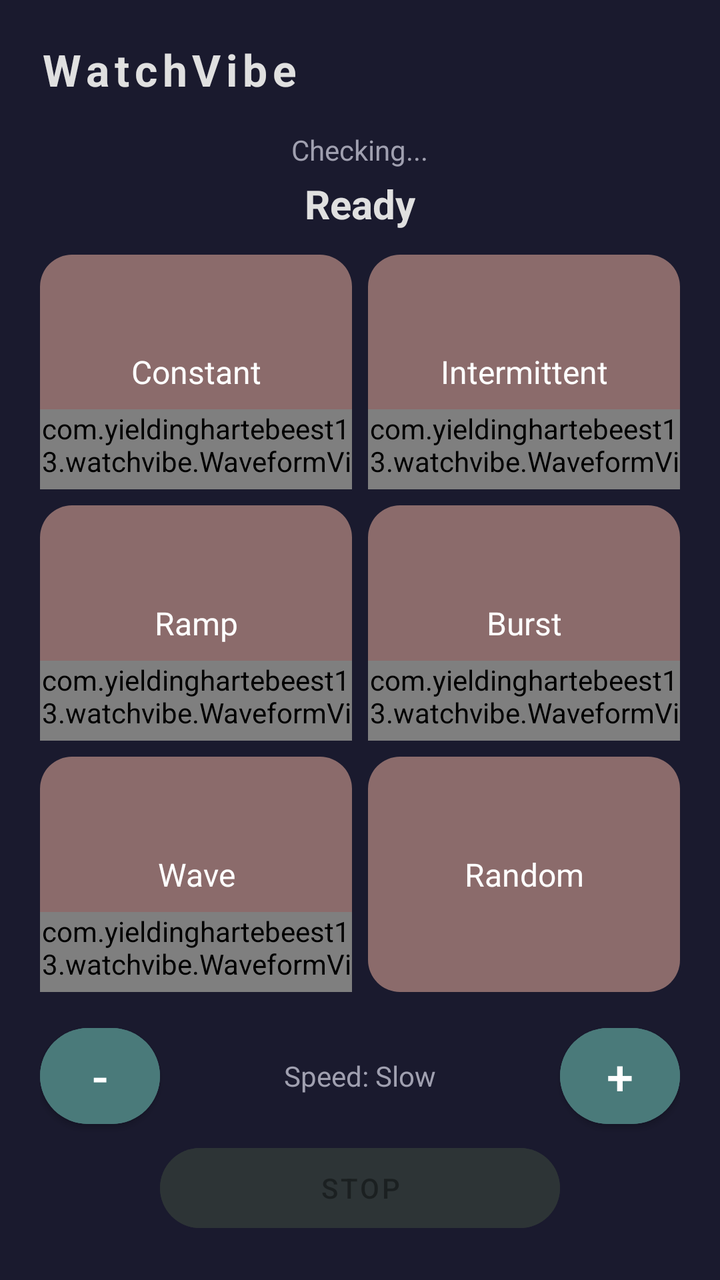
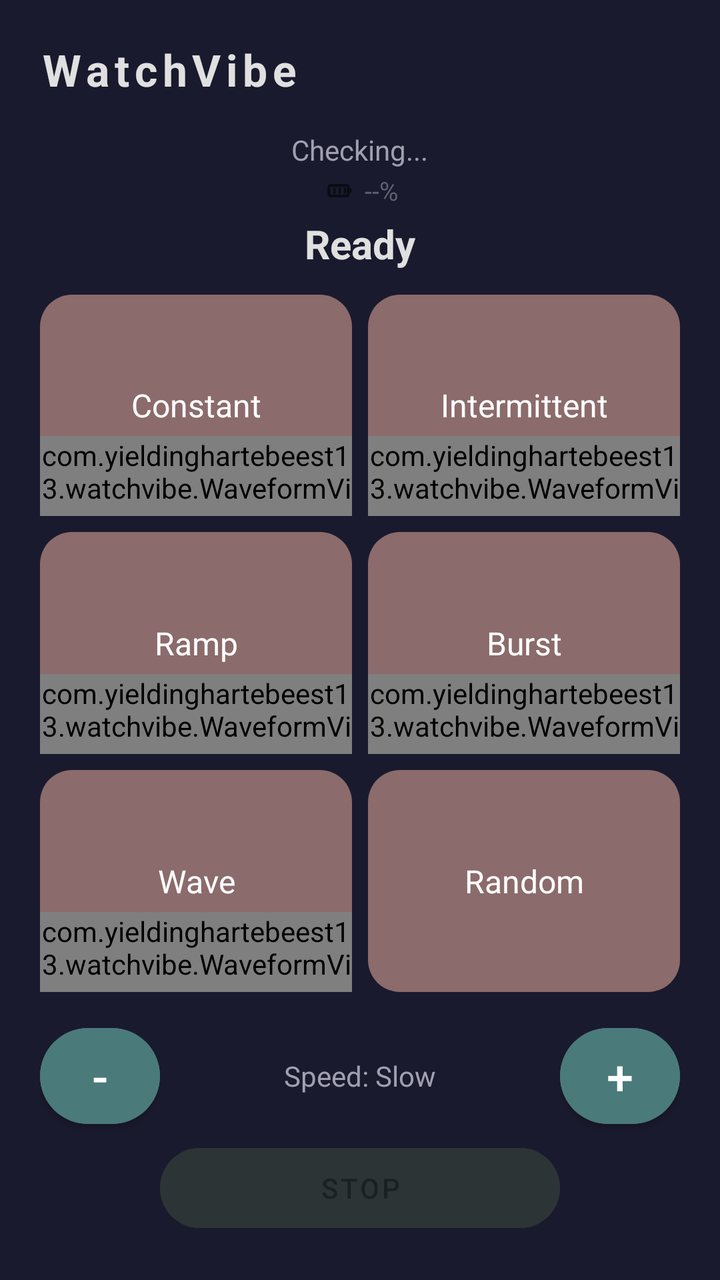

Screens rendered from an Android XML layout before and after an edit, with the pre-edit source and the edit as a unified diff.
<!-- AndroidManifest.xml: application theme Theme.WatchVibeControl -->
<!-- res/layout/activity_main.xml -->
<?xml version="1.0" encoding="utf-8"?>
<LinearLayout
    xmlns:android="http://schemas.android.com/apk/res/android"
    xmlns:app="http://schemas.android.com/apk/res-auto"
    android:layout_width="match_parent"
    android:layout_height="match_parent"
    android:orientation="vertical"
    android:gravity="center"
    android:padding="20dp"
    android:background="#1a1a2e">

    
    <TextView
        android:layout_width="match_parent"
        android:layout_height="wrap_content"
        android:text="WatchVibe"
        android:textColor="#e0e0e0"
        android:textSize="22sp"
        android:textStyle="bold"
        android:gravity="start"
        android:letterSpacing="0.12"
        android:layout_marginBottom="16dp" />

    
    <TextView
        android:id="@+id/wearStatus"
        android:layout_width="wrap_content"
        android:layout_height="wrap_content"
        android:text="Checking..."
        android:textColor="#a0a0b0"
        android:textSize="14sp"
        android:layout_marginBottom="4dp" />

    
    <TextView
        android:id="@+id/statusText"
        android:layout_width="wrap_content"
        android:layout_height="wrap_content"
        android:text="Ready"
        android:textColor="#e0e0e0"
        android:textSize="20sp"
        android:textStyle="bold"
        android:layout_marginBottom="12dp" />

    
    <LinearLayout
        android:layout_width="match_parent"
        android:layout_height="0dp"
        android:layout_weight="1"
        android:orientation="vertical">

        <LinearLayout
            android:layout_width="match_parent"
            android:layout_height="0dp"
            android:layout_weight="1"
            android:orientation="horizontal"
            android:layout_marginBottom="8dp">

            
            <FrameLayout
                android:id="@+id/tileConstant"
                android:layout_width="0dp"
                android:layout_height="match_parent"
                android:layout_weight="1"
                android:layout_marginEnd="4dp"
                android:clickable="true"
                android:focusable="true"
                android:foreground="?attr/selectableItemBackground"
                android:background="@drawable/tile_bg_active"
                android:clipChildren="false"
                android:clipToPadding="false">

                <View
                    android:id="@+id/tileConstantBg"
                    android:layout_width="match_parent"
                    android:layout_height="match_parent"
                    android:background="@drawable/tile_bg" />

                <TextView
                    android:id="@+id/tileConstantTitle"
                    android:layout_width="match_parent"
                    android:layout_height="match_parent"
                    android:text="Constant"
                    android:textColor="#FFFFFF"
                    android:textSize="16sp"
                    android:gravity="center"
                    android:textAllCaps="false" />

                <FrameLayout
                    android:id="@+id/tileConstantActive"
                    android:layout_width="match_parent"
                    android:layout_height="match_parent"
                    android:visibility="gone">

                    <ImageView
                        android:id="@+id/tileConstantDots"
                        android:layout_width="56dp"
                        android:layout_height="56dp"
                        android:layout_gravity="center"
                        android:src="@drawable/ic_dots_circle"
                        android:tint="#FFFFFF" />

                    <View
                        android:id="@+id/tileConstantPulseBackdrop"
                        android:layout_width="20dp"
                        android:layout_height="20dp"
                        android:layout_gravity="center"
                        android:background="@drawable/tile_bg_pause_btn"
                        android:alpha="0.3" />

                    <View
                        android:id="@+id/tileConstantCenter"
                        android:layout_width="28dp"
                        android:layout_height="28dp"
                        android:layout_gravity="center"
                        android:background="@drawable/tile_bg_pause_btn" />
                </FrameLayout>

        <com.yieldinghartebeest13.watchvibe.WaveformView
            android:id="@+id/tileConstantChart"
            android:layout_width="match_parent"
            android:layout_height="40dp"
            android:layout_gravity="bottom" />
            </FrameLayout>

            
            <FrameLayout
                android:id="@+id/tileIntermittent"
                android:layout_width="0dp"
                android:layout_height="match_parent"
                android:layout_weight="1"
                android:layout_marginStart="4dp"
                android:clickable="true"
                android:focusable="true"
                android:foreground="?attr/selectableItemBackground"
                android:background="@drawable/tile_bg_active"
                android:clipChildren="false"
                android:clipToPadding="false">

                <View
                    android:id="@+id/tileIntermittentBg"
                    android:layout_width="match_parent"
                    android:layout_height="match_parent"
                    android:background="@drawable/tile_bg" />

                <TextView
                    android:id="@+id/tileIntermittentTitle"
                    android:layout_width="match_parent"
                    android:layout_height="match_parent"
                    android:text="Intermittent"
                    android:textColor="#FFFFFF"
                    android:textSize="16sp"
                    android:gravity="center"
                    android:textAllCaps="false" />

                <FrameLayout
                    android:id="@+id/tileIntermittentActive"
                    android:layout_width="match_parent"
                    android:layout_height="match_parent"
                    android:visibility="gone">

                    <ImageView
                        android:id="@+id/tileIntermittentDots"
                        android:layout_width="56dp"
                        android:layout_height="56dp"
                        android:layout_gravity="center"
                        android:src="@drawable/ic_dots_circle"
                        android:tint="#FFFFFF" />

                    <View
                        android:id="@+id/tileIntermittentPulseBackdrop"
                        android:layout_width="20dp"
                        android:layout_height="20dp"
                        android:layout_gravity="center"
                        android:background="@drawable/tile_bg_pause_btn"
                        android:alpha="0.3" />

                    <View
                        android:id="@+id/tileIntermittentCenter"
                        android:layout_width="28dp"
                        android:layout_height="28dp"
                        android:layout_gravity="center"
                        android:background="@drawable/tile_bg_pause_btn" />
                </FrameLayout>

        <com.yieldinghartebeest13.watchvibe.WaveformView
            android:id="@+id/tileIntermittentChart"
            android:layout_width="match_parent"
            android:layout_height="40dp"
            android:layout_gravity="bottom" />
            </FrameLayout>
        </LinearLayout>

        <LinearLayout
            android:layout_width="match_parent"
            android:layout_height="0dp"
            android:layout_weight="1"
            android:orientation="horizontal"
            android:layout_marginBottom="8dp">

            
            <FrameLayout
                android:id="@+id/tileRamp"
                android:layout_width="0dp"
                android:layout_height="match_parent"
                android:layout_weight="1"
                android:layout_marginEnd="4dp"
                android:clickable="true"
                android:focusable="true"
                android:foreground="?attr/selectableItemBackground"
                android:background="@drawable/tile_bg_active"
                android:clipChildren="false"
                android:clipToPadding="false">

                <View
                    android:id="@+id/tileRampBg"
                    android:layout_width="match_parent"
                    android:layout_height="match_parent"
                    android:background="@drawable/tile_bg" />

                <TextView
                    android:id="@+id/tileRampTitle"
                    android:layout_width="match_parent"
                    android:layout_height="match_parent"
                    android:text="Ramp"
                    android:textColor="#FFFFFF"
                    android:textSize="16sp"
                    android:gravity="center"
                    android:textAllCaps="false" />

                <FrameLayout
                    android:id="@+id/tileRampActive"
                    android:layout_width="match_parent"
                    android:layout_height="match_parent"
                    android:visibility="gone">

                    <ImageView
                        android:id="@+id/tileRampDots"
                        android:layout_width="56dp"
                        android:layout_height="56dp"
                        android:layout_gravity="center"
                        android:src="@drawable/ic_dots_circle"
                        android:tint="#FFFFFF" />

                    <View
                        android:id="@+id/tileRampPulseBackdrop"
                        android:layout_width="20dp"
                        android:layout_height="20dp"
                        android:layout_gravity="center"
                        android:background="@drawable/tile_bg_pause_btn"
                        android:alpha="0.3" />

                    <View
                        android:id="@+id/tileRampCenter"
                        android:layout_width="28dp"
                        android:layout_height="28dp"
                        android:layout_gravity="center"
                        android:background="@drawable/tile_bg_pause_btn" />
                </FrameLayout>

        <com.yieldinghartebeest13.watchvibe.WaveformView
            android:id="@+id/tileRampChart"
            android:layout_width="match_parent"
            android:layout_height="40dp"
            android:layout_gravity="bottom" />
            </FrameLayout>

            
            <FrameLayout
                android:id="@+id/tileBurst"
                android:layout_width="0dp"
                android:layout_height="match_parent"
                android:layout_weight="1"
                android:layout_marginStart="4dp"
                android:clickable="true"
                android:focusable="true"
                android:foreground="?attr/selectableItemBackground"
                android:background="@drawable/tile_bg_active"
                android:clipChildren="false"
                android:clipToPadding="false">

                <View
                    android:id="@+id/tileBurstBg"
                    android:layout_width="match_parent"
                    android:layout_height="match_parent"
                    android:background="@drawable/tile_bg" />

                <TextView
                    android:id="@+id/tileBurstTitle"
                    android:layout_width="match_parent"
                    android:layout_height="match_parent"
                    android:text="Burst"
                    android:textColor="#FFFFFF"
                    android:textSize="16sp"
                    android:gravity="center"
                    android:textAllCaps="false" />

                <FrameLayout
                    android:id="@+id/tileBurstActive"
                    android:layout_width="match_parent"
                    android:layout_height="match_parent"
                    android:visibility="gone">

                    <ImageView
                        android:id="@+id/tileBurstDots"
                        android:layout_width="56dp"
                        android:layout_height="56dp"
                        android:layout_gravity="center"
                        android:src="@drawable/ic_dots_circle"
                        android:tint="#FFFFFF" />

                    <View
                        android:id="@+id/tileBurstPulseBackdrop"
                        android:layout_width="20dp"
                        android:layout_height="20dp"
                        android:layout_gravity="center"
                        android:background="@drawable/tile_bg_pause_btn"
                        android:alpha="0.3" />

                    <View
                        android:id="@+id/tileBurstCenter"
                        android:layout_width="28dp"
                        android:layout_height="28dp"
                        android:layout_gravity="center"
                        android:background="@drawable/tile_bg_pause_btn" />
                </FrameLayout>

        <com.yieldinghartebeest13.watchvibe.WaveformView
            android:id="@+id/tileBurstChart"
            android:layout_width="match_parent"
            android:layout_height="40dp"
            android:layout_gravity="bottom" />
            </FrameLayout>
        </LinearLayout>

        <LinearLayout
            android:layout_width="match_parent"
            android:layout_height="0dp"
            android:layout_weight="1"
            android:orientation="horizontal"
            android:layout_marginBottom="0dp">

            
            <FrameLayout
                android:id="@+id/tileWave"
                android:layout_width="0dp"
                android:layout_height="match_parent"
                android:layout_weight="1"
                android:layout_marginEnd="4dp"
                android:clickable="true"
                android:focusable="true"
                android:foreground="?attr/selectableItemBackground"
                android:background="@drawable/tile_bg_active"
                android:clipChildren="false"
                android:clipToPadding="false">

                <View
                    android:id="@+id/tileWaveBg"
                    android:layout_width="match_parent"
                    android:layout_height="match_parent"
                    android:background="@drawable/tile_bg" />

                <TextView
                    android:id="@+id/tileWaveTitle"
                    android:layout_width="match_parent"
                    android:layout_height="match_parent"
                    android:text="Wave"
                    android:textColor="#FFFFFF"
                    android:textSize="16sp"
                    android:gravity="center"
                    android:textAllCaps="false" />

                <FrameLayout
                    android:id="@+id/tileWaveActive"
                    android:layout_width="match_parent"
                    android:layout_height="match_parent"
                    android:visibility="gone">

                    <ImageView
                        android:id="@+id/tileWaveDots"
                        android:layout_width="56dp"
                        android:layout_height="56dp"
                        android:layout_gravity="center"
                        android:src="@drawable/ic_dots_circle"
                        android:tint="#FFFFFF" />

                    <View
                        android:id="@+id/tileWavePulseBackdrop"
                        android:layout_width="20dp"
                        android:layout_height="20dp"
                        android:layout_gravity="center"
                        android:background="@drawable/tile_bg_pause_btn"
                        android:alpha="0.3" />

                    <View
                        android:id="@+id/tileWaveCenter"
                        android:layout_width="28dp"
                        android:layout_height="28dp"
                        android:layout_gravity="center"
                        android:background="@drawable/tile_bg_pause_btn" />
                </FrameLayout>

        <com.yieldinghartebeest13.watchvibe.WaveformView
            android:id="@+id/tileWaveChart"
            android:layout_width="match_parent"
            android:layout_height="40dp"
            android:layout_gravity="bottom" />
            </FrameLayout>

            
            <FrameLayout
                android:id="@+id/tileRandom"
                android:layout_width="0dp"
                android:layout_height="match_parent"
                android:layout_weight="1"
                android:layout_marginStart="4dp"
                android:clickable="true"
                android:focusable="true"
                android:foreground="?attr/selectableItemBackground"
                android:background="@drawable/tile_bg_active"
                android:clipChildren="false"
                android:clipToPadding="false">

                <View
                    android:id="@+id/tileRandomBg"
                    android:layout_width="match_parent"
                    android:layout_height="match_parent"
                    android:background="@drawable/tile_bg" />

                <TextView
                    android:id="@+id/tileRandomTitle"
                    android:layout_width="match_parent"
                    android:layout_height="match_parent"
                    android:text="Random"
                    android:textColor="#FFFFFF"
                    android:textSize="16sp"
                    android:gravity="center"
                    android:textAllCaps="false" />

                <FrameLayout
                    android:id="@+id/tileRandomActive"
                    android:layout_width="match_parent"
                    android:layout_height="match_parent"
                    android:visibility="gone">

                    <ImageView
                        android:id="@+id/tileRandomDots"
                        android:layout_width="56dp"
                        android:layout_height="56dp"
                        android:layout_gravity="center"
                        android:src="@drawable/ic_dots_circle"
                        android:tint="#FFFFFF" />

                    <View
                        android:id="@+id/tileRandomPulseBackdrop"
                        android:layout_width="20dp"
                        android:layout_height="20dp"
                        android:layout_gravity="center"
                        android:background="@drawable/tile_bg_pause_btn"
                        android:alpha="0.3" />

                    <View
                        android:id="@+id/tileRandomCenter"
                        android:layout_width="28dp"
                        android:layout_height="28dp"
                        android:layout_gravity="center"
                        android:background="@drawable/tile_bg_pause_btn" />
                </FrameLayout>

            </FrameLayout>
        </LinearLayout>
    </LinearLayout>

    
    <LinearLayout
        android:layout_width="match_parent"
        android:layout_height="wrap_content"
        android:orientation="horizontal"
        android:gravity="center"
        android:layout_marginTop="12dp">

        <com.google.android.material.button.MaterialButton
            android:id="@+id/btnLess"
            android:layout_width="60dp"
            android:layout_height="60dp"
            android:text="-"
            android:textSize="24sp"
            app:cornerRadius="30dp"
            android:backgroundTint="#4a7a7a" />

        <TextView
            android:id="@+id/speedLabel"
            android:layout_width="0dp"
            android:layout_height="wrap_content"
            android:layout_weight="1"
            android:text="Speed: Slow"
            android:textColor="#a0a0b0"
            android:textSize="14sp"
            android:gravity="center" />

        <com.google.android.material.button.MaterialButton
            android:id="@+id/btnMore"
            android:layout_width="60dp"
            android:layout_height="60dp"
            android:text="+"
            android:textSize="24sp"
            app:cornerRadius="30dp"
            android:backgroundTint="#4a7a7a" />
    </LinearLayout>

    
    <com.google.android.material.button.MaterialButton
        android:id="@+id/btnStop"
        android:layout_width="200dp"
        android:layout_height="52dp"
        android:text="STOP"
        android:textAllCaps="true"
        android:enabled="false"
        app:cornerRadius="26dp"
        android:backgroundTint="#2d3436" />

</LinearLayout>
<!-- resources referenced by this layout -->
<resources>
  <!-- drawable ic_dots_circle (drawable) -->
  <?xml version="1.0" encoding="utf-8"?>
  <vector xmlns:android="http://schemas.android.com/apk/res/android"
      android:width="48dp"
      android:height="48dp"
      android:viewportWidth="48"
      android:viewportHeight="48">
      
      <path android:fillColor="#FFFFFF" android:pathData="M21.5,6 A2.5,2.5 0 1,1 26.5,6 A2.5,2.5 0 1,1 21.5,6 Z" />
      
      <path android:fillColor="#FFFFFF" android:pathData="M34.23,11.27 A2.5,2.5 0 1,1 39.23,11.27 A2.5,2.5 0 1,1 34.23,11.27 Z" />
      
      <path android:fillColor="#FFFFFF" android:pathData="M39.5,24 A2.5,2.5 0 1,1 44.5,24 A2.5,2.5 0 1,1 39.5,24 Z" />
      
      <path android:fillColor="#FFFFFF" android:pathData="M34.23,36.73 A2.5,2.5 0 1,1 39.23,36.73 A2.5,2.5 0 1,1 34.23,36.73 Z" />
      
      <path android:fillColor="#FFFFFF" android:pathData="M21.5,42 A2.5,2.5 0 1,1 26.5,42 A2.5,2.5 0 1,1 21.5,42 Z" />
      
      <path android:fillColor="#FFFFFF" android:pathData="M8.77,36.73 A2.5,2.5 0 1,1 13.77,36.73 A2.5,2.5 0 1,1 8.77,36.73 Z" />
      
      <path android:fillColor="#FFFFFF" android:pathData="M3.5,24 A2.5,2.5 0 1,1 8.5,24 A2.5,2.5 0 1,1 3.5,24 Z" />
      
      <path android:fillColor="#FFFFFF" android:pathData="M8.77,11.27 A2.5,2.5 0 1,1 13.77,11.27 A2.5,2.5 0 1,1 8.77,11.27 Z" />
  </vector>
  <!-- drawable tile_bg (drawable) -->
  <?xml version="1.0" encoding="utf-8"?>
  <shape xmlns:android="http://schemas.android.com/apk/res/android" android:shape="rectangle">
      <corners android:radius="16dp" />
      <solid android:color="#8b6b6b" />
  </shape>
  <!-- drawable tile_bg_active (drawable) -->
  <?xml version="1.0" encoding="utf-8"?>
  <shape xmlns:android="http://schemas.android.com/apk/res/android" android:shape="rectangle">
      <corners android:radius="16dp" />
      <solid android:color="#00000000" />
  </shape>
  <!-- drawable tile_bg_pause_btn (drawable) -->
  <?xml version="1.0" encoding="utf-8"?>
  <shape xmlns:android="http://schemas.android.com/apk/res/android" android:shape="oval">
      <size android:width="28dp" android:height="28dp" />
      <solid android:color="#AAFFFFFF" />
  </shape>
  <style name="Theme.WatchVibeControl" parent="Theme.MaterialComponents.DayNight.NoActionBar">
          <item name="android:statusBarColor">#1a1a2e</item>
          <item name="android:windowLightStatusBar">false</item>
      </style>
</resources>

<!-- the commit's change to res/layout/activity_main.xml (unified diff, before → after) -->
@@ -29,7 +29,32 @@
         android:text="Checking..."
         android:textColor="#a0a0b0"
         android:textSize="14sp"
-        android:layout_marginBottom="4dp" />
+        android:layout_marginBottom="2dp" />
+
+    
+    <LinearLayout
+        android:id="@+id/batteryRow"
+        android:layout_width="wrap_content"
+        android:layout_height="wrap_content"
+        android:orientation="horizontal"
+        android:gravity="center"
+        android:layout_marginBottom="4dp">
+
+        <ImageView
+            android:id="@+id/batteryIcon"
+            android:layout_width="18dp"
+            android:layout_height="18dp"
+            android:src="@drawable/ic_battery"
+            android:layout_marginEnd="4dp" />
+
+        <TextView
+            android:id="@+id/batteryText"
+            android:layout_width="wrap_content"
+            android:layout_height="wrap_content"
+            android:text="--%"
+            android:textColor="#606070"
+            android:textSize="13sp" />
+    </LinearLayout>
 
     
     <TextView
<!-- resource entries referenced after the edit -->
@@ -1,5 +1,35 @@
 <!-- resources referenced by this layout -->
 <resources>
+  <!-- drawable ic_battery (drawable) -->
+  <vector xmlns:android="http://schemas.android.com/apk/res/android"
+      android:width="24dp"
+      android:height="24dp"
+      android:viewportWidth="24"
+      android:viewportHeight="24"
+      android:tint="?attr/colorControlNormal">
+      
+      <path
+          android:fillColor="#00000000"
+          android:strokeWidth="1.8"
+          android:strokeColor="@android:color/white"
+          android:pathData="M6.5,8.5 L17.5,8.5 A1,1 0,0,1 18.5,9.5 L18.5,14.5 A1,1 0,0,1 17.5,15.5 L6.5,15.5 A1,1 0,0,1 5.5,14.5 L5.5,9.5 A1,1 0,0,1 6.5,8.5 Z" />
+      
+      <path
+          android:fillColor="@android:color/white"
+          android:pathData="M18.5,10.5 L20,10.5 A0.5,0.5 0,0,1 20.5,11 L20.5,13 A0.5,0.5 0,0,1 20,13.5 L18.5,13.5 Z" />
+      
+      <path
+          android:fillColor="@android:color/white"
+          android:pathData="M15.5,10 L17,10 L17,14 L15.5,14 Z" />
+      
+      <path
+          android:fillColor="@android:color/white"
+          android:pathData="M12,10 L13.5,10 L13.5,14 L12,14 Z" />
+      
+      <path
+          android:fillColor="@android:color/white"
+          android:pathData="M8.5,10 L10,10 L10,14 L8.5,14 Z" />
+  </vector>
   <!-- drawable ic_dots_circle (drawable) -->
   <?xml version="1.0" encoding="utf-8"?>
   <vector xmlns:android="http://schemas.android.com/apk/res/android"
